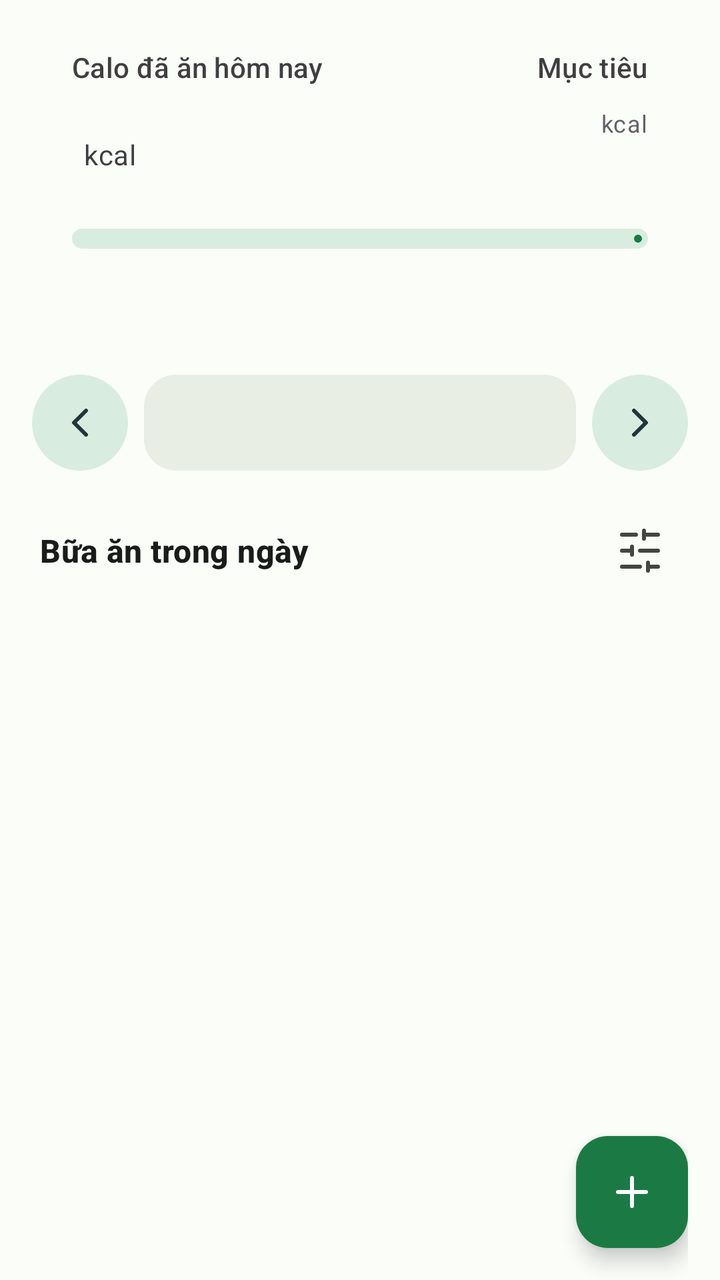
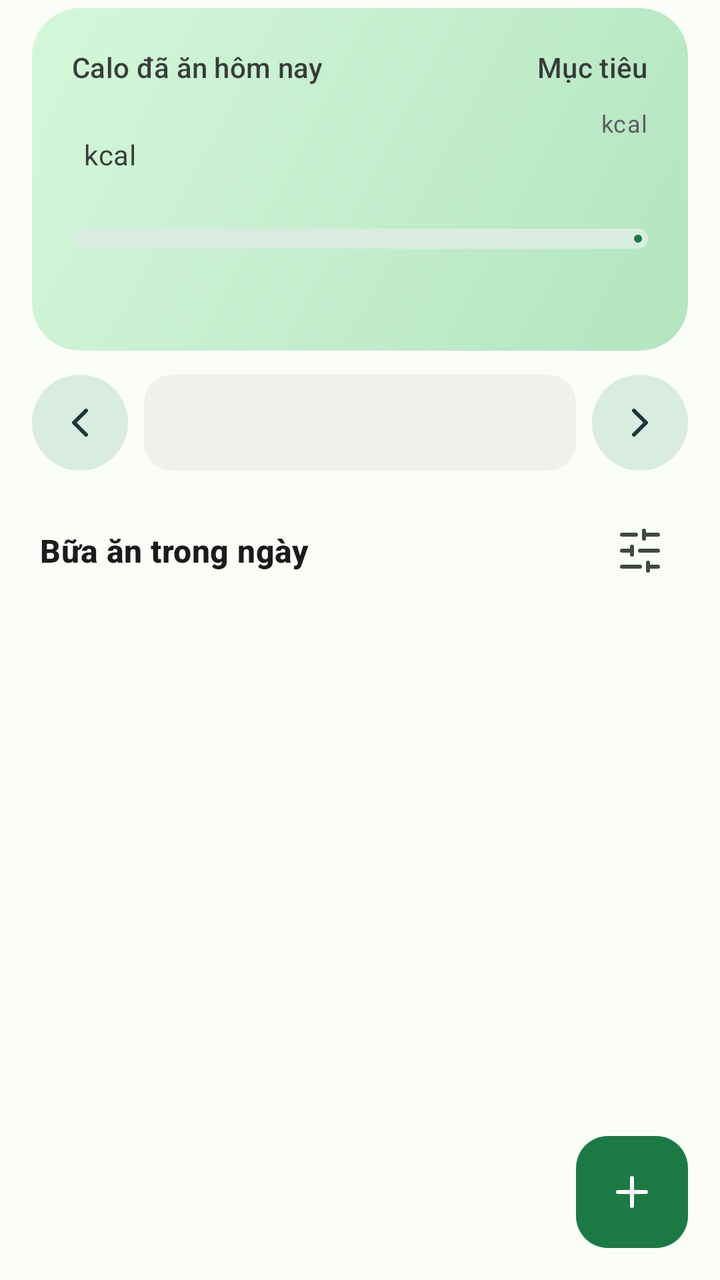

An Android layout rendered at two revisions. The XML below is the earlier revision; the diff shows what the commit changed to produce the second picture.
<!-- AndroidManifest.xml: application theme Theme.CaloTrack -->
<!-- res/layout/fragment_home.xml -->
<?xml version="1.0" encoding="utf-8"?>
<androidx.constraintlayout.widget.ConstraintLayout xmlns:android="http://schemas.android.com/apk/res/android"
    xmlns:app="http://schemas.android.com/apk/res-auto"
    android:layout_width="match_parent"
    android:layout_height="match_parent"
    android:paddingStart="@dimen/screen_padding"
    android:paddingTop="@dimen/space_4"
    android:paddingEnd="@dimen/screen_padding">

    
    <com.google.android.material.card.MaterialCardView
        android:id="@+id/card_overview"
        android:layout_width="0dp"
        android:layout_height="wrap_content"
        app:cardCornerRadius="@dimen/radius_hero"
        app:cardElevation="0dp"
        app:strokeWidth="0dp"
        app:layout_constraintEnd_toEndOf="parent"
        app:layout_constraintStart_toStartOf="parent"
        app:layout_constraintTop_toTopOf="parent">

        <LinearLayout
            android:layout_width="match_parent"
            android:layout_height="wrap_content"
            android:orientation="vertical"
            android:padding="@dimen/space_20">

            <LinearLayout
                android:layout_width="match_parent"
                android:layout_height="wrap_content"
                android:baselineAligned="false"
                android:orientation="horizontal">

                <LinearLayout
                    android:layout_width="0dp"
                    android:layout_height="wrap_content"
                    android:layout_weight="1"
                    android:orientation="vertical">

                    <TextView
                        android:id="@+id/tv_eaten_label"
                        android:layout_width="wrap_content"
                        android:layout_height="wrap_content"
                        android:alpha="0.85"
                        android:text="@string/eaten_today"
                        android:textAppearance="?attr/textAppearanceLabelLarge" />

                    <LinearLayout
                        android:layout_width="wrap_content"
                        android:layout_height="wrap_content"
                        android:layout_marginTop="@dimen/space_4"
                        android:gravity="bottom"
                        android:orientation="horizontal">

                        <TextView
                            android:id="@+id/tv_eaten_big"
                            style="@style/Widget.CaloTrack.Number.Hero"
                            android:layout_width="wrap_content"
                            android:layout_height="wrap_content" />

                        <TextView
                            android:id="@+id/tv_eaten_unit"
                            android:layout_width="wrap_content"
                            android:layout_height="wrap_content"
                            android:layout_marginStart="6dp"
                            android:layout_marginBottom="5dp"
                            android:alpha="0.85"
                            android:text="@string/unit_kcal"
                            android:textAppearance="?attr/textAppearanceBodyMedium" />
                    </LinearLayout>
                </LinearLayout>

                <LinearLayout
                    android:layout_width="wrap_content"
                    android:layout_height="wrap_content"
                    android:gravity="end"
                    android:orientation="vertical">

                    <TextView
                        android:id="@+id/tv_target_label"
                        android:layout_width="wrap_content"
                        android:layout_height="wrap_content"
                        android:alpha="0.85"
                        android:text="@string/label_target"
                        android:textAppearance="?attr/textAppearanceLabelLarge" />

                    <LinearLayout
                        android:layout_width="wrap_content"
                        android:layout_height="wrap_content"
                        android:layout_marginTop="@dimen/space_4"
                        android:gravity="bottom"
                        android:orientation="horizontal">

                        <TextView
                            android:id="@+id/tv_target_big"
                            style="@style/Widget.CaloTrack.Number"
                            android:layout_width="wrap_content"
                            android:layout_height="wrap_content"
                            android:textSize="20sp" />

                        <TextView
                            android:id="@+id/tv_target_unit"
                            android:layout_width="wrap_content"
                            android:layout_height="wrap_content"
                            android:layout_marginStart="@dimen/space_4"
                            android:layout_marginBottom="2dp"
                            android:alpha="0.85"
                            android:text="@string/unit_kcal"
                            android:textAppearance="?attr/textAppearanceBodySmall" />
                    </LinearLayout>
                </LinearLayout>
            </LinearLayout>

            <com.google.android.material.progressindicator.LinearProgressIndicator
                android:id="@+id/progress_overview"
                android:layout_width="match_parent"
                android:layout_height="wrap_content"
                android:layout_marginTop="@dimen/space_16"
                android:max="100"
                app:trackCornerRadius="5dp"
                app:trackThickness="10dp" />

            <LinearLayout
                android:layout_width="match_parent"
                android:layout_height="wrap_content"
                android:layout_marginTop="@dimen/space_12"
                android:gravity="center_vertical"
                android:orientation="horizontal">

                <TextView
                    android:id="@+id/tv_remain_label"
                    android:layout_width="0dp"
                    android:layout_height="wrap_content"
                    android:layout_weight="1"
                    android:fontFeatureSettings="tnum"
                    android:textAppearance="?attr/textAppearanceTitleSmall"
                    android:textStyle="bold" />

                <TextView
                    android:id="@+id/tv_percent"
                    android:layout_width="wrap_content"
                    android:layout_height="wrap_content"
                    android:alpha="0.85"
                    android:fontFeatureSettings="tnum"
                    android:textAppearance="?attr/textAppearanceLabelLarge" />
            </LinearLayout>
        </LinearLayout>
    </com.google.android.material.card.MaterialCardView>

    
    <LinearLayout
        android:id="@+id/day_nav_row"
        android:layout_width="0dp"
        android:layout_height="wrap_content"
        android:layout_marginTop="@dimen/space_12"
        android:gravity="center_vertical"
        android:orientation="horizontal"
        app:layout_constraintEnd_toEndOf="parent"
        app:layout_constraintStart_toStartOf="parent"
        app:layout_constraintTop_toBottomOf="@id/card_overview">

        <ImageButton
            android:id="@+id/btn_prev_day"
            android:layout_width="@dimen/touch_target"
            android:layout_height="@dimen/touch_target"
            android:background="@drawable/bg_circle_tonal"
            android:contentDescription="@string/prev_day"
            android:foreground="?attr/selectableItemBackgroundBorderless"
            android:padding="12dp"
            android:scaleType="fitCenter"
            android:src="@drawable/ic_chevron_left"
            app:tint="?attr/colorOnSecondaryContainer" />

        <TextView
            android:id="@+id/tv_day_label"
            android:layout_width="0dp"
            android:layout_height="@dimen/touch_target"
            android:layout_marginStart="@dimen/space_8"
            android:layout_marginEnd="@dimen/space_8"
            android:layout_weight="1"
            android:background="@drawable/bg_search_field"
            android:drawablePadding="@dimen/space_8"
            android:ellipsize="end"
            android:foreground="?attr/selectableItemBackground"
            android:gravity="center"
            android:maxLines="1"
            android:paddingStart="@dimen/space_12"
            android:paddingEnd="@dimen/space_12"
            android:textAppearance="?attr/textAppearanceLabelLarge"
            android:textColor="?attr/colorOnSurface" />

        <ImageButton
            android:id="@+id/btn_next_day"
            android:layout_width="@dimen/touch_target"
            android:layout_height="@dimen/touch_target"
            android:background="@drawable/bg_circle_tonal"
            android:contentDescription="@string/next_day"
            android:foreground="?attr/selectableItemBackgroundBorderless"
            android:padding="12dp"
            android:scaleType="fitCenter"
            android:src="@drawable/ic_chevron_right"
            app:tint="?attr/colorOnSecondaryContainer" />
    </LinearLayout>

    <LinearLayout
        android:id="@+id/meals_header_row"
        android:layout_width="0dp"
        android:layout_height="wrap_content"
        android:layout_marginTop="@dimen/space_16"
        android:gravity="center_vertical"
        android:orientation="horizontal"
        app:layout_constraintEnd_toEndOf="parent"
        app:layout_constraintStart_toStartOf="parent"
        app:layout_constraintTop_toBottomOf="@id/day_nav_row">

        <TextView
            android:id="@+id/tv_meals_title"
            android:layout_width="wrap_content"
            android:layout_height="wrap_content"
            android:layout_marginStart="@dimen/space_4"
            android:text="@string/meals_of_day"
            android:textAppearance="?attr/textAppearanceTitleMedium"
            android:textColor="?attr/colorOnSurface"
            android:textStyle="bold" />

        <TextView
            android:id="@+id/tv_meals_count"
            android:layout_width="0dp"
            android:layout_height="wrap_content"
            android:layout_marginStart="@dimen/space_8"
            android:layout_weight="1"
            android:textAppearance="?attr/textAppearanceBodyMedium"
            android:textColor="?attr/colorOnSurfaceVariant" />

        
        <Button
            android:id="@+id/btn_clear_filter"
            style="@style/Widget.Material3.Button.TextButton"
            android:layout_width="wrap_content"
            android:layout_height="wrap_content"
            android:text="@string/clear_filter_short"
            android:visibility="gone" />

        <ImageButton
            android:id="@+id/btn_filter_meals"
            android:layout_width="@dimen/touch_target"
            android:layout_height="@dimen/touch_target"
            android:background="?attr/selectableItemBackgroundBorderless"
            android:contentDescription="@string/filter_meals"
            android:src="@drawable/ic_filter"
            app:tint="?attr/colorOnSurfaceVariant" />
    </LinearLayout>

    <com.google.android.material.chip.ChipGroup
        android:id="@+id/chip_active_filters"
        android:layout_width="0dp"
        android:layout_height="wrap_content"
        android:visibility="gone"
        app:layout_constraintEnd_toEndOf="parent"
        app:layout_constraintStart_toStartOf="parent"
        app:layout_constraintTop_toBottomOf="@id/meals_header_row" />

    <androidx.recyclerview.widget.RecyclerView
        android:id="@+id/rv_meals"
        android:layout_width="0dp"
        android:layout_height="0dp"
        android:layout_marginTop="@dimen/space_8"
        android:clipToPadding="false"
        android:paddingBottom="96dp"
        app:layoutManager="androidx.recyclerview.widget.LinearLayoutManager"
        app:layout_constraintBottom_toBottomOf="parent"
        app:layout_constraintEnd_toEndOf="parent"
        app:layout_constraintStart_toStartOf="parent"
        app:layout_constraintTop_toBottomOf="@id/chip_active_filters" />

    <TextView
        android:id="@+id/tv_empty_meals"
        android:layout_width="0dp"
        android:layout_height="wrap_content"
        android:drawablePadding="@dimen/space_12"
        android:drawableTop="@drawable/ic_food"
        android:drawableTint="?attr/colorOnSurfaceVariant"
        android:gravity="center"
        android:padding="32dp"
        android:text="@string/no_meals"
        android:textAppearance="?attr/textAppearanceBodyMedium"
        android:textColor="?attr/colorOnSurfaceVariant"
        android:visibility="gone"
        app:layout_constraintBottom_toBottomOf="parent"
        app:layout_constraintEnd_toEndOf="parent"
        app:layout_constraintStart_toStartOf="parent"
        app:layout_constraintTop_toBottomOf="@id/chip_active_filters" />

    <com.google.android.material.floatingactionbutton.FloatingActionButton
        android:id="@+id/fab_add_meal"
        android:layout_width="wrap_content"
        android:layout_height="wrap_content"
        android:layout_marginBottom="@dimen/space_16"
        android:contentDescription="@string/add_meal"
        android:src="@drawable/ic_add"
        app:backgroundTint="?attr/colorPrimary"
        app:tint="?attr/colorOnPrimary"
        app:layout_constraintBottom_toBottomOf="parent"
        app:layout_constraintEnd_toEndOf="parent" />

</androidx.constraintlayout.widget.ConstraintLayout>
<!-- resources referenced by this layout -->
<resources>
  <dimen name="radius_hero">24dp</dimen>
  <dimen name="screen_padding">16dp</dimen>
  <dimen name="space_12">12dp</dimen>
  <dimen name="space_16">16dp</dimen>
  <dimen name="space_20">20dp</dimen>
  <dimen name="space_4">4dp</dimen>
  <dimen name="space_8">8dp</dimen>
  <dimen name="touch_target">48dp</dimen>
  <!-- drawable bg_search_field (drawable) -->
  <?xml version="1.0" encoding="utf-8"?>
  <shape xmlns:android="http://schemas.android.com/apk/res/android"
      android:shape="rectangle">
      <corners android:radius="16dp" />
      <solid android:color="?attr/colorSurfaceContainerHigh" />
  </shape>
  <string name="add_meal">Thêm bữa ăn</string>
  <string name="clear_filter_short">Bỏ lọc</string>
  <string name="eaten_today">Calo đã ăn hôm nay</string>
  <string name="filter_meals">Lọc bữa ăn</string>
  <string name="label_target">Mục tiêu</string>
  <string name="meals_of_day">Bữa ăn trong ngày</string>
  <string name="next_day">Ngày sau</string>
  <string name="no_meals">Chưa ghi nhận bữa ăn nào.\nNhấn + để thêm bữa ăn.</string>
  <string name="prev_day">Ngày trước</string>
  <string name="unit_kcal">kcal</string>
  <style name="Widget.CaloTrack.Number.Hero">
          <item name="android:textSize">44sp</item>
          <item name="android:letterSpacing">-0.02</item>
          <item name="android:includeFontPadding">false</item>
      </style>
  <color name="proto_primary">#1b7a43</color>
  <color name="proto_on_primary">#ffffff</color>
  <color name="proto_primary_container">#c9f2cf</color>
  <color name="proto_on_primary_container">#05421f</color>
  <color name="proto_secondary_container">#d9ece0</color>
  <color name="proto_on_secondary_container">#21363a</color>
  <color name="proto_surface">#fafdf8</color>
  <color name="proto_on_surface">#191c1a</color>
  <color name="proto_surface_variant">#eef2ea</color>
  <color name="proto_on_surface_variant">#41493f</color>
  <color name="proto_surface_container">#f2f5ef</color>
  <color name="proto_surface_container_high">#e9eee5</color>
  <color name="proto_outline">#c7cfc4</color>
  <color name="proto_outline_variant">#e0e6dc</color>
  <color name="proto_error">#ba1a1a</color>
  <color name="proto_error_container">#ffdad6</color>
  <style name="Widget.CaloTrack.BottomNavigationView" parent="Widget.Material3.BottomNavigationView">
          <item name="itemActiveIndicatorStyle">@style/Widget.CaloTrack.BottomNavActiveIndicator</item>
      </style>
  <style name="Widget.CaloTrack.BottomNavActiveIndicator" parent="Widget.Material3.BottomNavigationView.ActiveIndicator">
          <item name="android:color">?attr/colorSecondaryContainer</item>
      </style>
  <!-- unchanged entries left out for length: 8 -->
</resources>

<!-- the commit's change to res/layout/fragment_home.xml (unified diff, before → after) -->
@@ -20,8 +20,10 @@
         app:layout_constraintTop_toTopOf="parent">
 
         <LinearLayout
+            android:id="@+id/layout_hero_bg"
             android:layout_width="match_parent"
             android:layout_height="wrap_content"
+            android:background="@drawable/bg_hero_under"
             android:orientation="vertical"
             android:padding="@dimen/space_20">
 
@@ -169,6 +171,7 @@
             android:padding="12dp"
             android:scaleType="fitCenter"
             android:src="@drawable/ic_chevron_left"
+            android:stateListAnimator="@animator/uiverse_press_scale"
             app:tint="?attr/colorOnSecondaryContainer" />
 
         <TextView
@@ -186,6 +189,7 @@
             android:maxLines="1"
             android:paddingStart="@dimen/space_12"
             android:paddingEnd="@dimen/space_12"
+            android:stateListAnimator="@animator/uiverse_press_scale"
             android:textAppearance="?attr/textAppearanceLabelLarge"
             android:textColor="?attr/colorOnSurface" />
 
@@ -199,6 +203,7 @@
             android:padding="12dp"
             android:scaleType="fitCenter"
             android:src="@drawable/ic_chevron_right"
+            android:stateListAnimator="@animator/uiverse_press_scale"
             app:tint="?attr/colorOnSecondaryContainer" />
     </LinearLayout>
 
@@ -298,6 +303,7 @@
         android:layout_marginBottom="@dimen/space_16"
         android:contentDescription="@string/add_meal"
         android:src="@drawable/ic_add"
+        android:stateListAnimator="@animator/uiverse_press_scale"
         app:backgroundTint="?attr/colorPrimary"
         app:tint="?attr/colorOnPrimary"
         app:layout_constraintBottom_toBottomOf="parent"
<!-- resource entries referenced after the edit -->
@@ -8,13 +8,46 @@
   <dimen name="space_4">4dp</dimen>
   <dimen name="space_8">8dp</dimen>
   <dimen name="touch_target">48dp</dimen>
-  <!-- drawable bg_search_field (drawable) -->
+  <!-- drawable bg_hero_under (drawable) -->
   <?xml version="1.0" encoding="utf-8"?>
   <shape xmlns:android="http://schemas.android.com/apk/res/android"
       android:shape="rectangle">
-      <corners android:radius="16dp" />
-      <solid android:color="?attr/colorSurfaceContainerHigh" />
+      <corners android:radius="@dimen/radius_hero" />
+      <gradient
+          android:angle="315"
+          android:centerColor="@color/hero_under_center"
+          android:endColor="@color/hero_under_end"
+          android:startColor="@color/hero_under_start"
+          android:type="linear" />
   </shape>
+  <!-- drawable bg_search_field (drawable) -->
+  <?xml version="1.0" encoding="utf-8"?>
+  <selector xmlns:android="http://schemas.android.com/apk/res/android">
+      <item android:state_activated="true">
+          <shape android:shape="rectangle">
+              <solid android:color="?attr/colorSurfaceContainerHigh" />
+              <corners android:radius="14dp" />
+              <stroke
+                  android:width="1.5dp"
+                  android:color="?attr/colorPrimary" />
+          </shape>
+      </item>
+      <item android:state_pressed="true">
+          <shape android:shape="rectangle">
+              <solid android:color="?attr/colorSurfaceContainerHigh" />
+              <corners android:radius="14dp" />
+              <stroke
+                  android:width="1.5dp"
+                  android:color="?attr/colorPrimary" />
+          </shape>
+      </item>
+      <item>
+          <shape android:shape="rectangle">
+              <solid android:color="?attr/colorSurfaceVariant" />
+              <corners android:radius="14dp" />
+          </shape>
+      </item>
+  </selector>
   <string name="add_meal">Thêm bữa ăn</string>
   <string name="clear_filter_short">Bỏ lọc</string>
   <string name="eaten_today">Calo đã ăn hôm nay</string>
@@ -30,6 +63,9 @@
           <item name="android:letterSpacing">-0.02</item>
           <item name="android:includeFontPadding">false</item>
       </style>
+  <color name="hero_under_center">#C4EECD</color>
+  <color name="hero_under_end">#B2E5BE</color>
+  <color name="hero_under_start">#D4F7DA</color>
   <color name="proto_primary">#1b7a43</color>
   <color name="proto_on_primary">#ffffff</color>
   <color name="proto_primary_container">#c9f2cf</color>
